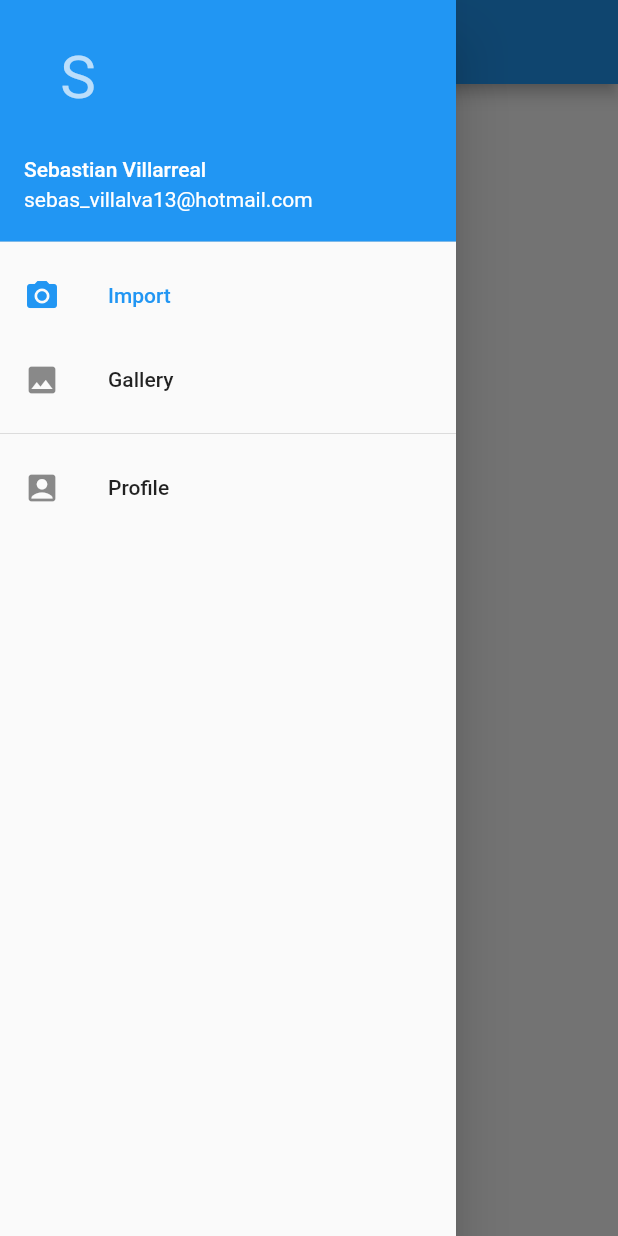
After one commit to SebastianVillarreal/FlutterGpeex, a Flutter app: the Home screen opened by its route, with the side drawer open, on a phone screen of 412 x 824 dp. The commit adds this screen. Run offline on Flutter 3.47's test engine with Material 2 defaults, Android fonts, the phone set to English and light mode, and no system bars; our stand-ins replace rxdart, shared_preferences; accounts and stored records are empty.

Commit message:
menu implementation

```diff
--- a/gpeex_app/lib/main.dart
+++ b/gpeex_app/lib/main.dart
@@ -10,7 +10,7 @@ void main() {
 class MyApp extends StatelessWidget {
   final routes = <String, WidgetBuilder>{
     LoginPage.tag: (context) => LoginPage(),
-    HomePage.tag: (context) => HomePage()
+    Home.tag: (context) => Home()
   };
 
   // This widget is the root of your application.
--- /dev/null
+++ b/gpeex_app/lib/src/ui/foro_page.dart
@@ -0,0 +1,14 @@
+import 'package:flutter/material.dart';
+
+class Foro extends StatelessWidget {
+  const Foro({Key? key}) : super(key: key);
+
+  @override
+  Widget build(BuildContext context) {
+    // ignore: todo
+    // TODO: implement build
+    return const Center(
+      child: Text("Foro", style: TextStyle(fontSize: 40.0)),
+    );
+  }
+}
--- a/gpeex_app/lib/src/ui/home_page.dart
+++ b/gpeex_app/lib/src/ui/home_page.dart
@@ -1,65 +1,84 @@
 import 'package:flutter/material.dart';
+import 'package:gpeex_app/src/ui/actividades_page.dart';
 
-class HomePage extends StatelessWidget {
+import 'foro_page.dart';
+import 'show_nombre_page.dart';
+
+class Home extends StatefulWidget {
   static String tag = 'home-page';
+  HomeState createState() => HomeState();
+}
+
+class HomeState extends State<Home> {
+  int _selectDrawerItem = 0;
 
   @override
   Widget build(BuildContext context) {
-    const alucard = Hero(
-      tag: 'hero',
-      child: Padding(
-        padding: EdgeInsets.all(16.0),
-        child: CircleAvatar(
-          radius: 72.0,
-          backgroundColor: Colors.transparent,
-          //backgroundImage: AssetImage('assets/alucard.jpg'),
+    _getDrawerItemWidget(int pos) {
+      switch (pos) {
+        case 0:
+          return const Foro();
+        case 1:
+          return const Actividades();
+      }
+    }
+
+    _onSelectItem(int pos) {
+      setState(() {
+        _selectDrawerItem = pos;
+        Navigator.of(context).pop();
+      });
+    }
+
+    // ignore: todo
+    // TODO: implement build
+    return Scaffold(
+      appBar: AppBar(
+        title: const Text("Bienvenido"),
+      ),
+      drawer: Drawer(
+        child: ListView(
+          children: <Widget>[
+            const UserAccountsDrawerHeader(
+              accountName: Text('Sebastian Villarreal'),
+              accountEmail: Text('sebas_villalva13@hotmail.com'),
+              currentAccountPicture: CircleAvatar(
+                backgroundColor: Colors.blue,
+                child: Text(
+                  "S",
+                  style: TextStyle(fontSize: 40.0),
+                ),
+              ),
+            ),
+            ListTile(
+              title: const Text("Import"),
+              leading: const Icon(Icons.camera_alt),
+              selected: (0 == _selectDrawerItem),
+              onTap: () {
+                _onSelectItem(0);
+              },
+            ),
+            ListTile(
+              title: const Text("Gallery"),
+              leading: const Icon(Icons.photo),
+              selected: (1 == _selectDrawerItem),
+              onTap: () {
+                _onSelectItem(1);
+              },
+            ),
+            Divider(),
+            ListTile(
+              title: const Text("Profile"),
+              leading: const Icon(Icons.account_box),
+              selected: (2 == _selectDrawerItem),
+              onTap: () {
+                _onSelectItem(1);
+              },
+            )
+          ],
         ),
       ),
-    );
-
-    const welcome = Padding(
-      padding: EdgeInsets.all(8.0),
-      child: Text(
-        'Welcome Sebas',
-        style: TextStyle(
-          fontSize: 28.0,
-          color: Colors.white,
-        ),
-      ),
-    );
-
-    final lorem = Padding(
-      padding: EdgeInsets.all(8.0),
-      child: Text(
-        'Mr. Abhishek Yadav we are very glad to see you here and Thanks to your Black Tech Studio Developers team.',
-        style: TextStyle(
-          fontSize: 16.0,
-          color: Colors.white,
-        ),
-      ),
-    );
-
-    final body = Container(
-      width: MediaQuery.of(context).size.width,
-      padding: EdgeInsets.all(28.0),
-      decoration: BoxDecoration(
-          gradient: LinearGradient(
-        colors: [
-          Colors.blue,
-          Colors.lightBlueAccent,
-        ],
-      )),
-      child: Column(
-        children: <Widget>[
-          alucard,
-          welcome,
-          lorem,
-        ],
-      ),
-    );
-
-    return Scaffold(
-      body: body,
+      body: _getDrawerItemWidget(_selectDrawerItem),
     );
   }
 }
--- a/gpeex_app/lib/src/ui/login_view.dart
+++ b/gpeex_app/lib/src/ui/login_view.dart
@@ -28,7 +28,7 @@ class _LoginPageState extends State<LoginPage> {
     await prefs.setString("nombre", (user as UsuarioModel).nombre);
     Navigator.push(
       context,
-      MaterialPageRoute(builder: (context) => ShowTextPage()),
+      MaterialPageRoute(builder: (context) => Home()),
     );
   }
 
```
Also changed, not shown: gpeex_app/lib/src/ui/actividades_page.dart (added, +14 -0 lines).
